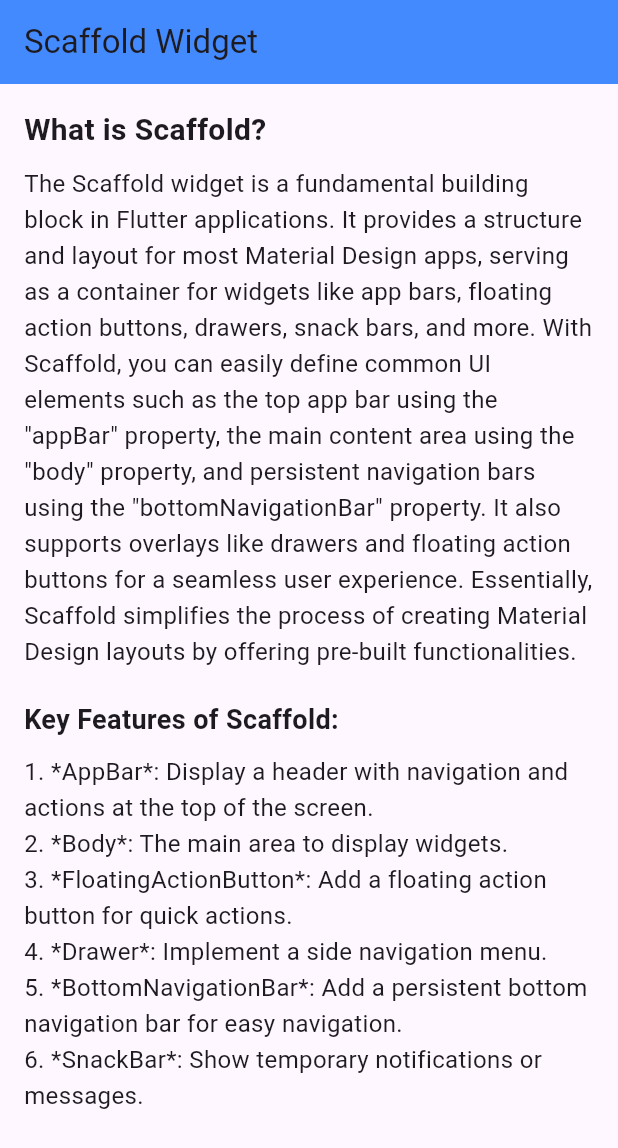
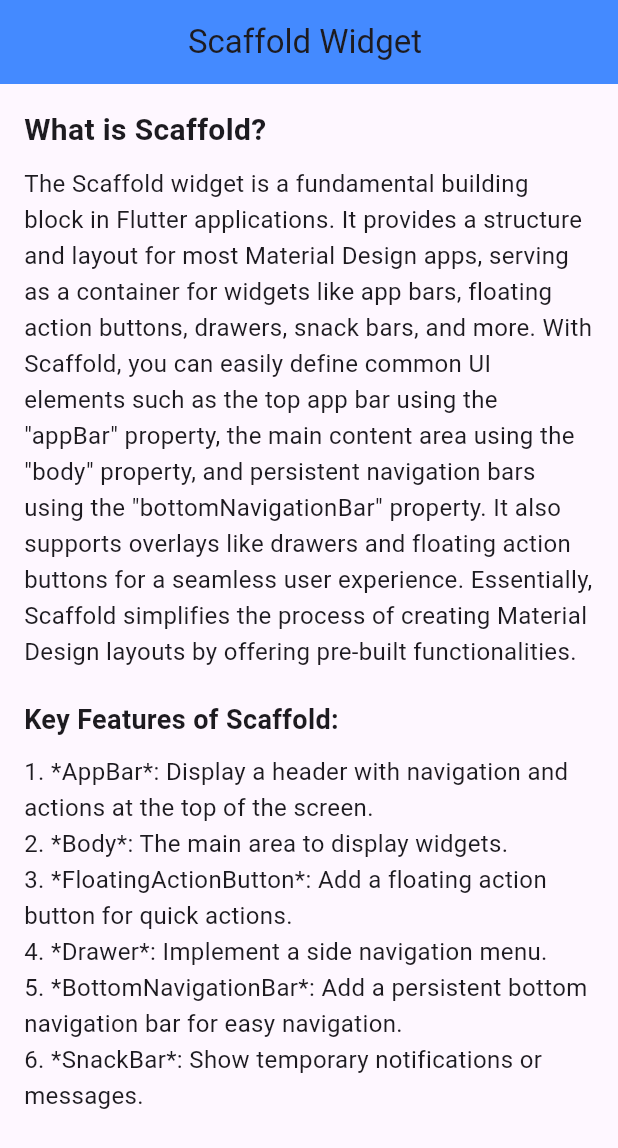
Before and after one commit to mominatufail/WidgetProject, a Flutter app: the screen it shows after launch, on a phone screen of 412 x 824 dp. Shown: the top 1148 px of the screen. Run offline on Flutter 3.47's test engine with Material 3 defaults, Android fonts, the phone set to English and light mode, and no system bars.

Commit message:
code updated for scaffold

```diff
--- a/lib/ScaffoldWidget.dart
+++ b/lib/ScaffoldWidget.dart
@@ -4,7 +4,7 @@ class ScaffoldScreen extends StatelessWidget {
   Widget build(BuildContext context) {
     return Scaffold(
       appBar: AppBar(backgroundColor: Colors.blueAccent,
-        title: Text('Scaffold Widget '),
+        title: Center(child: Text('Scaffold Widget ')),
       ),
       body: Padding(
         padding: const EdgeInsets.all(16.0),
--- a/lib/Views/Home-View/HomeView.dart
+++ b/lib/Views/Home-View/HomeView.dart
@@ -1,4 +1,6 @@
 import 'package:flutter/material.dart';
+
+import '../../ScaffoldWidget.dart';
 
 class HomeView extends StatelessWidget {
   const HomeView({super.key});
```
